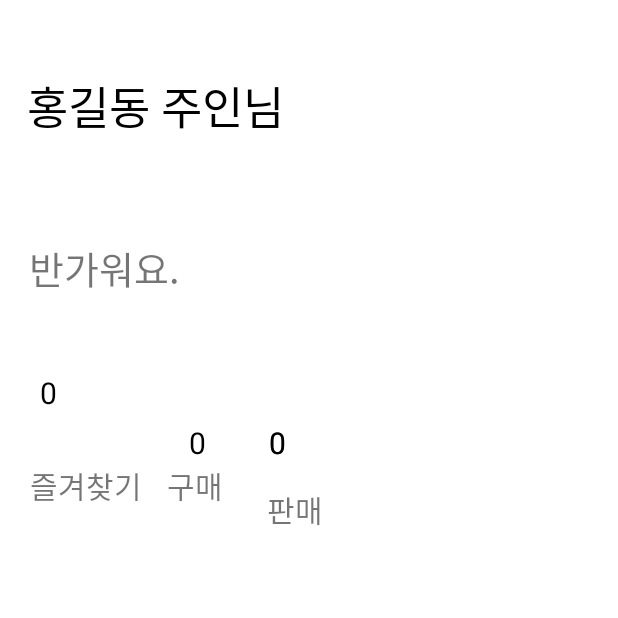
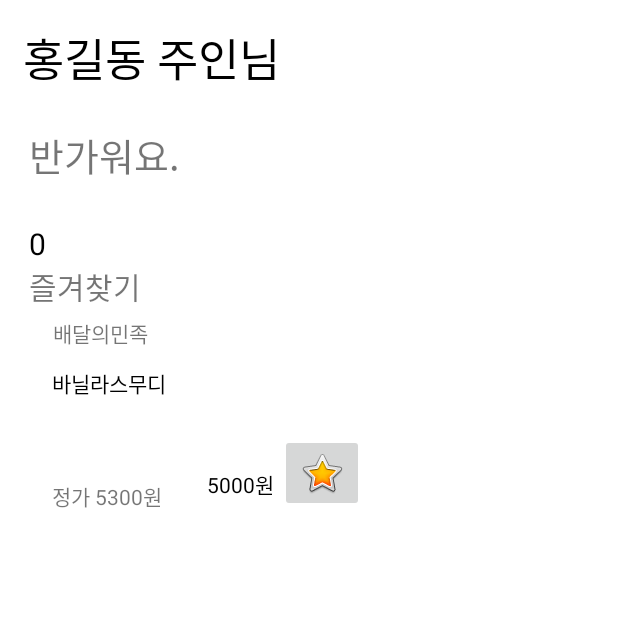
Before and after one commit to maie421/android, an Android app: the MyPageActivity screen opened directly, with no data from a screen before it, on a phone screen of 412 x 824 dp, the top half of it. Run offline under Robolectric (Android 15) with nearby library versions, the phone set to English and light mode, and no system bars.

Commit message:
fix : constrainout 변경

```diff
--- a/app/src/main/res/layout/activity_my_page.xml
+++ b/app/src/main/res/layout/activity_my_page.xml
@@ -7,87 +7,13 @@
     tools:context=".MyPageActivity">
 
     <TextView
-        android:id="@+id/textView21"
-        android:layout_width="wrap_content"
-        android:layout_height="wrap_content"
-        android:layout_marginStart="15dp"
-        android:layout_marginEnd="204dp"
-        android:layout_marginBottom="42dp"
-        android:text="판매"
-        android:textSize="20dp"
-        app:layout_constraintBottom_toTopOf="@+id/linearLayout3"
-        app:layout_constraintEnd_toEndOf="parent"
-        app:layout_constraintStart_toEndOf="@+id/textView18"
-        app:layout_constraintTop_toBottomOf="@+id/textView20" />
-
-    <TextView
-        android:id="@+id/textView17"
-        android:layout_width="wrap_content"
-        android:layout_height="wrap_content"
-        android:layout_marginTop="4dp"
-        android:text="0"
-        android:textColor="@color/black"
-        android:textSize="20dp"
-        app:layout_constraintBottom_toTopOf="@+id/textView16"
-        app:layout_constraintEnd_toEndOf="parent"
-        app:layout_constraintHorizontal_bias="0.315"
-        app:layout_constraintStart_toStartOf="parent"
-        app:layout_constraintTop_toBottomOf="@+id/textView14"
-        app:layout_constraintVertical_bias="1.0" />
-
-    <TextView
-        android:id="@+id/textView19"
-        android:layout_width="wrap_content"
-        android:layout_height="wrap_content"
-        android:layout_marginTop="4dp"
-        android:text="0"
-        android:textColor="@color/black"
-        android:textSize="20dp"
-        app:layout_constraintBottom_toTopOf="@+id/textView16"
-        app:layout_constraintEnd_toEndOf="parent"
-        app:layout_constraintHorizontal_bias="0.447"
-        app:layout_constraintStart_toStartOf="parent"
-        app:layout_constraintTop_toBottomOf="@+id/textView14"
-        app:layout_constraintVertical_bias="1.0" />
-
-    <TextView
-        android:id="@+id/textView20"
-        android:layout_width="wrap_content"
-        android:layout_height="wrap_content"
-        android:layout_marginTop="4dp"
-        android:text="0"
-        android:textColor="@color/black"
-        android:textSize="20dp"
-        app:layout_constraintBottom_toTopOf="@+id/textView16"
-        app:layout_constraintEnd_toEndOf="parent"
-        app:layout_constraintHorizontal_bias="0.447"
-        app:layout_constraintStart_toStartOf="parent"
-        app:layout_constraintTop_toBottomOf="@+id/textView14"
-        app:layout_constraintVertical_bias="1.0" />
-
-    <TextView
-        android:id="@+id/textView18"
-        android:layout_width="wrap_content"
-        android:layout_height="wrap_content"
-        android:layout_marginStart="24dp"
-        android:layout_marginEnd="14dp"
-        android:text="구매"
-        android:textSize="20dp"
-        app:layout_constraintBottom_toTopOf="@+id/linearLayout3"
-        app:layout_constraintEnd_toStartOf="@+id/textView21"
-        app:layout_constraintHorizontal_bias="1.0"
-        app:layout_constraintStart_toEndOf="@+id/textView16"
-        app:layout_constraintTop_toBottomOf="@+id/textView17"
-        app:layout_constraintVertical_bias="0.0" />
-
-    <TextView
         android:id="@+id/textView8"
         android:layout_width="wrap_content"
         android:layout_height="wrap_content"
-        android:layout_marginStart="16dp"
+        android:layout_marginStart="13dp"
         android:layout_marginTop="16dp"
-        android:layout_marginEnd="221dp"
-        android:layout_marginBottom="22dp"
+        android:layout_marginEnd="224dp"
+        android:layout_marginBottom="11dp"
         android:text="홍길동 주인님"
         android:textColor="@color/black"
         android:textSize="30dp"
@@ -101,9 +27,9 @@
         android:layout_width="wrap_content"
         android:layout_height="wrap_content"
         android:layout_marginStart="19dp"
-        android:layout_marginTop="12dp"
+        android:layout_marginTop="11dp"
         android:layout_marginEnd="292dp"
-        android:layout_marginBottom="14dp"
+        android:layout_marginBottom="10dp"
         android:text="반가워요."
         android:textSize="25dp"
         app:layout_constraintBottom_toTopOf="@+id/textView15"
@@ -115,13 +41,15 @@
         android:id="@+id/textView15"
         android:layout_width="wrap_content"
         android:layout_height="wrap_content"
-        android:layout_marginTop="4dp"
+        android:layout_marginStart="19dp"
+        android:layout_marginTop="16dp"
+        android:layout_marginEnd="381dp"
         android:text="0"
         android:textColor="@color/black"
         android:textSize="20dp"
         app:layout_constraintBottom_toTopOf="@+id/textView16"
         app:layout_constraintEnd_toEndOf="parent"
-        app:layout_constraintHorizontal_bias="0.067"
+        app:layout_constraintHorizontal_bias="0.0"
         app:layout_constraintStart_toStartOf="parent"
         app:layout_constraintTop_toBottomOf="@+id/textView14" />
 
@@ -130,96 +58,78 @@
         android:layout_width="wrap_content"
         android:layout_height="wrap_content"
         android:layout_marginStart="19dp"
-        android:layout_marginTop="1dp"
-        android:layout_marginEnd="317dp"
-        android:layout_marginBottom="26dp"
+        android:layout_marginBottom="20dp"
         android:text="즐겨찾기"
         android:textSize="20dp"
-        app:layout_constraintBottom_toTopOf="@+id/linearLayout3"
-        app:layout_constraintEnd_toEndOf="parent"
+        app:layout_constraintBottom_toTopOf="@+id/imageView2"
         app:layout_constraintStart_toStartOf="parent"
         app:layout_constraintTop_toBottomOf="@+id/textView15" />
-
-    <LinearLayout
-        android:id="@+id/linearLayout3"
-        android:layout_width="match_parent"
-        android:layout_height="wrap_content"
-        android:layout_marginTop="16dp"
-        android:layout_marginBottom="379dp"
-        android:orientation="horizontal"
-        app:layout_constraintBottom_toBottomOf="parent"
-        app:layout_constraintEnd_toEndOf="parent"
-        app:layout_constraintStart_toStartOf="parent"
-        app:layout_constraintTop_toBottomOf="@+id/textView16">
 
     <ImageView
         android:id="@+id/imageView2"
         android:layout_width="wrap_content"
         android:layout_height="wrap_content"
-            tools:layout_editor_absoluteX="19dp"
-            tools:layout_editor_absoluteY="212dp"
+        android:layout_marginStart="19dp"
+        android:layout_marginTop="20dp"
+        app:layout_constraintStart_toStartOf="parent"
+        app:layout_constraintTop_toBottomOf="@+id/textView16"
         tools:srcCompat="@tools:sample/avatars" />
 
-        <LinearLayout
-            android:layout_width="match_parent"
-            android:layout_height="match_parent"
-            android:orientation="vertical">
+    <TextView
+        android:id="@+id/textView17"
+        android:layout_width="wrap_content"
+        android:layout_height="wrap_content"
+        android:layout_marginStart="16dp"
+        android:layout_marginTop="150dp"
+        android:layout_marginBottom="11dp"
+        android:text="배달의민족"
+        app:layout_constraintBottom_toTopOf="@+id/textView18"
+        app:layout_constraintStart_toEndOf="@+id/imageView2"
+        app:layout_constraintTop_toBottomOf="@+id/textView8" />
 
     <TextView
-                android:id="@+id/textView3"
+        android:id="@+id/textView18"
         android:layout_width="wrap_content"
         android:layout_height="wrap_content"
-                android:text="배달의 민족"
-                tools:layout_editor_absoluteX="170dp"
-                tools:layout_editor_absoluteY="58dp" />
+        android:layout_marginStart="15dp"
+        android:layout_marginTop="12dp"
+        android:text="바닐라스무디"
+        android:textColor="@color/black"
+        app:layout_constraintStart_toEndOf="@+id/imageView2"
+        app:layout_constraintTop_toBottomOf="@+id/textView17" />
 
     <TextView
-                android:id="@+id/textView4"
+        android:id="@+id/textView19"
         android:layout_width="wrap_content"
         android:layout_height="wrap_content"
-                android:text="바닐라스무디"
-                tools:layout_editor_absoluteX="170dp"
-                tools:layout_editor_absoluteY="85dp" />
-
-            <Space
-                android:layout_width="match_parent"
-                android:layout_height="60dp" />
-
-            <LinearLayout
-                android:layout_width="match_parent"
-                android:layout_height="wrap_content"
-                android:orientation="horizontal">
+        android:layout_marginStart="15dp"
+        android:layout_marginTop="54dp"
+        android:layout_marginEnd="20dp"
+        android:text="정가 5300원"
+        app:layout_constraintEnd_toStartOf="@+id/textView20"
+        app:layout_constraintStart_toEndOf="@+id/imageView2"
+        app:layout_constraintTop_toBottomOf="@+id/textView18" />
 
     <TextView
-                    android:id="@+id/textView5"
+        android:id="@+id/textView20"
         android:layout_width="wrap_content"
         android:layout_height="wrap_content"
-                    android:text="정가 5300원"
-                    tools:layout_editor_absoluteX="176dp"
-                    tools:layout_editor_absoluteY="149dp" />
+        android:layout_marginStart="10dp"
+        android:layout_marginTop="312dp"
+        android:layout_marginEnd="9dp"
+        android:text="5000원"
+        android:textColor="@color/black"
+        app:layout_constraintEnd_toStartOf="@+id/imageButton3"
+        app:layout_constraintStart_toEndOf="@+id/textView19"
+        app:layout_constraintTop_toTopOf="parent" />
 
-                <TextView
-                    android:id="@+id/textView6"
+    <ImageButton
+        android:id="@+id/imageButton3"
         android:layout_width="wrap_content"
         android:layout_height="wrap_content"
-                    android:text="5.000원"
-                    tools:layout_editor_absoluteX="260dp"
-                    tools:layout_editor_absoluteY="149dp" />
-
-                <Space
-                    android:layout_width="wrap_content"
-                    android:layout_height="wrap_content"
-                    android:layout_weight="1" />
-
-                <ImageButton
-                    android:id="@+id/imageButton"
-                    android:layout_width="wrap_content"
-                    android:layout_height="wrap_content"
-                    android:background="@color/white"
-                    app:srcCompat="@android:drawable/btn_star_big_on"
-                    tools:layout_editor_absoluteX="319dp"
-                    tools:layout_editor_absoluteY="128dp" />
-            </LinearLayout>
-        </LinearLayout>
-    </LinearLayout>
+        android:layout_marginStart="4dp"
+        android:layout_marginTop="289dp"
+        app:layout_constraintStart_toEndOf="@+id/textView20"
+        app:layout_constraintTop_toTopOf="parent"
+        app:srcCompat="@android:drawable/btn_star_big_on" />
 </androidx.constraintlayout.widget.ConstraintLayout>
```
Also changed, not shown: app/src/main/res/layout/activity_detail.xml (+27 -20 lines), app/src/main/res/layout/activity_main.xml (+109 -83 lines), app/src/main/res/layout/activity_search.xml (+49 -49 lines). Lines whose indentation alone changed are shown as unchanged.
